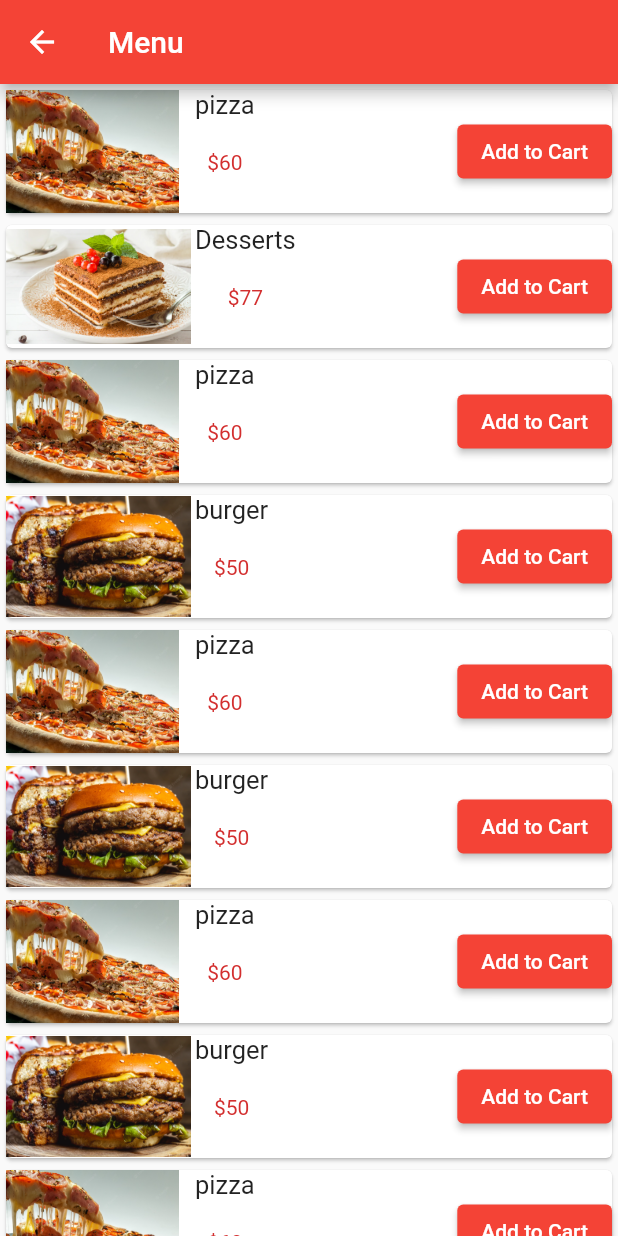
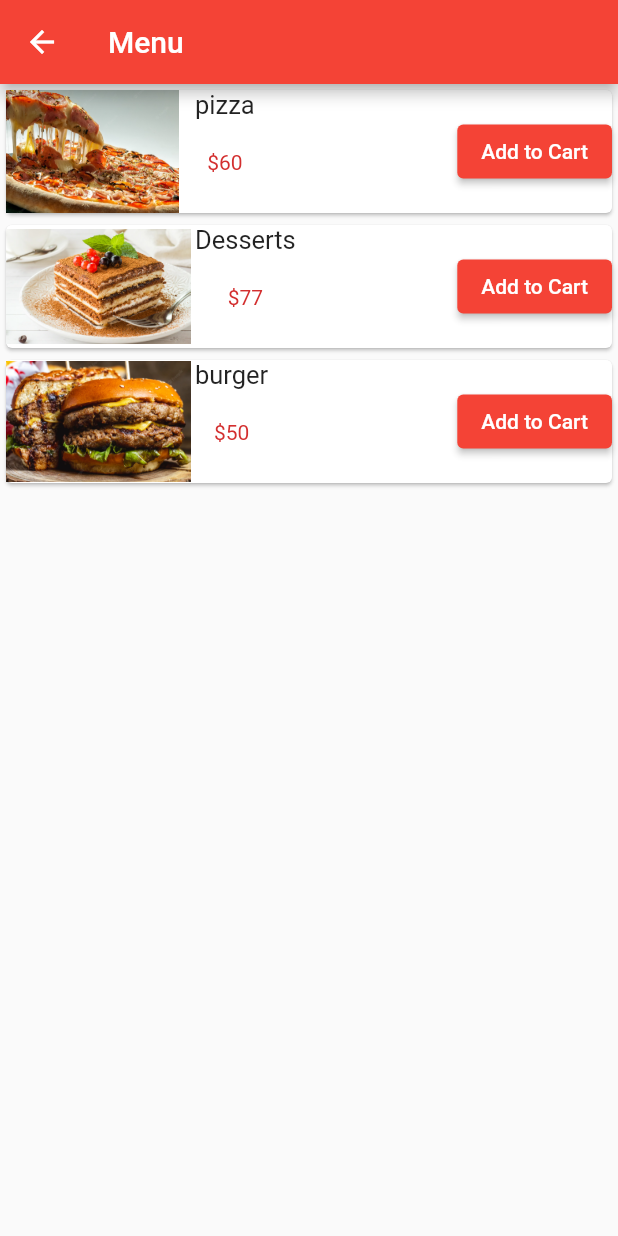
Before and after one commit to AliArafat4/restaurant_app, a Flutter app: the screen it shows after launch, after a tap on "View Our Menu", on a phone screen of 412 x 824 dp. Run offline on Flutter 3.47's test engine with Material 2 defaults, Android fonts, the light colour scheme and no system bars; our stand-ins replace get, smooth_page_indicator.

Commit message:
Adding Items to Cart, and GetX

```diff
--- a/lib/constants.dart
+++ b/lib/constants.dart
@@ -18,25 +18,16 @@ final List<category> categoryList = [
   category("assets/images/salad.png", "Salad")
 ];
 
-class menuItem {
-  late final String image;
-  late final String title;
-  late final String price;
+class MenuItem {
+  final String image;
+  final String title;
+  final String price;
   // late final rate;
-  menuItem(this.image, this.title, this.price);
+  const MenuItem(this.image, this.title, this.price);
+
+  static const List<MenuItem> menuItemList = [
+    MenuItem("assets/images/pizza.png", "pizza", "60"),
+    MenuItem("assets/images/dessert.png", "Desserts", "77"),
+    MenuItem("assets/images/burger.png", "burger", "50"),
+  ];
 }
-
-final List<menuItem> menuItemList = [
-  menuItem("assets/images/pizza.png", "pizza", "60"),
-  menuItem("assets/images/dessert.png", "Desserts", "77"),
-  menuItem("assets/images/pizza.png", "pizza", "60"),
-  menuItem("assets/images/burger.png", "burger", "50"),
-  menuItem("assets/images/pizza.png", "pizza", "60"),
-  menuItem("assets/images/burger.png", "burger", "50"),
-  menuItem("assets/images/pizza.png", "pizza", "60"),
-  menuItem("assets/images/burger.png", "burger", "50"),
-  menuItem("assets/images/pizza.png", "pizza", "60"),
-  menuItem("assets/images/burger.png", "burger", "50"),
-  menuItem("assets/images/pizza.png", "pizza", "60"),
-  menuItem("assets/images/burger.png", "burger", "50"),
-];
--- a/lib/main.dart
+++ b/lib/main.dart
@@ -1,5 +1,6 @@
 import 'package:flutter/material.dart';
 import 'package:flutter/services.dart';
+import 'package:get/get.dart';
 import 'package:resturant_app/screens/start_screen/start.dart';
 
 void main() {
@@ -17,9 +18,9 @@ class MyApp extends StatelessWidget {
   // This widget is the root of your application.
   @override
   Widget build(BuildContext context) {
-    return MaterialApp(
+    return GetMaterialApp(
       debugShowCheckedModeBanner: false,
-      title: 'The restaurant',
+      title: 'The Restaurant',
       theme: ThemeData(
         primarySwatch: Colors.red,
       ),
--- /dev/null
+++ b/lib/screens/cart_screen/cart_controller.dart
@@ -0,0 +1,20 @@
+import 'package:get/get.dart';
+
+import '../../constants.dart';
+
+class CartController extends GetxController {
+  final _meal = {}.obs;
+
+  void addMeal(MenuItem meal) {
+    if (_meal.containsKey(meal)) {
+      _meal[meal] += 1;
+    } else {
+      _meal[meal] = 1;
+    }
+    Get.snackbar("Meal Added",
+        "You have added ${_meal[meal]}x ${meal.title} to the cart",
+        duration: Duration(seconds: 2), snackPosition: SnackPosition.BOTTOM);
+  }
+
+  get meals => _meal;
+}
--- a/lib/screens/food_screen/browse_food.dart
+++ b/lib/screens/food_screen/browse_food.dart
@@ -1,6 +1,9 @@
 // ignore_for_file: camel_case_types
 
 import 'package:flutter/material.dart';
+import 'package:get/get.dart';
+import 'package:resturant_app/screens/cart_screen/cart.dart';
+import 'package:resturant_app/screens/cart_screen/cart_controller.dart';
 import 'package:resturant_app/screens/menus/full_menu.dart';
 import 'package:smooth_page_indicator/smooth_page_indicator.dart';
 
@@ -30,49 +33,83 @@ class _browseState extends State<browse> {
     // });
     return SafeArea(
       child: Scaffold(
-        drawer: Drawer(
+        drawer: buildDrawer(),
+        appBar: AppBar(
+          title: const Text("Menu"),
+          actions: [
+            IconButton(
+              icon: const Icon(Icons.search),
+              onPressed: () {},
+            ),
+            IconButton(
+              icon: const Icon(Icons.shopping_cart),
+              onPressed: () {
+                final cartController = Get.put(CartController());
+                Navigator.push(
+                    context, MaterialPageRoute(builder: (context) => Cart()));
+              },
+            ),
+          ],
+        ),
+        body: buildBody(context),
+      ),
+    );
+  }
+
+  Drawer buildDrawer() {
+    return Drawer(
       child: ListView(
         padding: EdgeInsets.zero,
         children: [
           SizedBox(
-                height: 80,
+            height: 60,
             child: DrawerHeader(
-                  child: Text(""),
+              child: Text("    Ali Ahmed",
+                  style: TextStyle(fontSize: 20, color: Colors.red[700])),
             ),
           ),
           ListTile(
             title: Text(
-                  "Item",
+              "Home",
               style: TextStyle(fontSize: 18),
             ),
             onTap: () {},
           ),
+          SizedBox(height: 10),
           ListTile(
             title: Text(
-                  "Item",
+              "My Orders",
               style: TextStyle(fontSize: 18),
             ),
             onTap: () {},
           ),
+          SizedBox(height: 10),
           ListTile(
             title: Text(
-                  "Item",
+              "Support",
+              style: TextStyle(fontSize: 18),
+            ),
+            onTap: () {},
+          ),
+          SizedBox(height: 10),
+          ListTile(
+            title: Text(
+              "Settings",
               style: TextStyle(fontSize: 18),
             ),
             onTap: () {},
           ),
         ],
       ),
-        ),
-        appBar: AppBar(
-          title: const Text("Menu"),
-        ),
-        body: Column(
+    );
+  }
+
+  SingleChildScrollView buildBody(BuildContext context) {
+    return SingleChildScrollView(
+      child: Column(
         children: [
           buildOfferCards(),
-            const SizedBox(
-              height: 20,
-            ),
+          const SizedBox(height: 20),
           Padding(
             padding: const EdgeInsets.fromLTRB(10, 0, 10, 0),
             child: Column(
@@ -81,56 +118,20 @@ class _browseState extends State<browse> {
                 const Text(
                   "Categories",
                   textAlign: TextAlign.left,
-                    style: TextStyle(
-                      fontSize: 20,
+                  style: TextStyle(fontSize: 20),
                 ),
-                  ),
-                  const SizedBox(
-                    height: 10,
-                  ),
+                const SizedBox(height: 10),
                 Column(
                   children: [
                     buildCategories(),
-                      const SizedBox(
-                        height: 5,
-                      ),
-                      GestureDetector(
-                        child: SizedBox(
-                          height: 50,
-                          width: 700,
-                          child: Card(
-                            color: Colors.red[700],
-                            elevation: 5 / 2,
-                            shape: RoundedRectangleBorder(
-                                borderRadius: BorderRadius.circular(30)),
-                            child: const Padding(
-                              padding: EdgeInsets.symmetric(
-                                  vertical: 10, horizontal: 0),
-                              child: Text(
-                                "View Our Menu",
-                                textAlign: TextAlign.center,
-                                style: TextStyle(
-                                  fontSize: 20,
-                                  color: Colors.white,
-                                ),
-                              ),
-                            ),
-                          ),
-                        ),
-                        onTap: () {
-                          Navigator.push(
-                              context,
-                              MaterialPageRoute(
-                                  builder: (context) => const FoodMenu()));
-                        },
-                      ),
+                    const SizedBox(height: 5),
+                    buildViewMenuButton(context),
                   ],
                 ),
               ],
             ),
           ),
         ],
-        ),
       ),
     );
   }
@@ -190,11 +191,47 @@ class _browseState extends State<browse> {
           children: [
             AspectRatio(
               aspectRatio: 3 / 2,
-                child: Image.asset(categoryList[index].image)),
+              child: GestureDetector(
+                child: Image.asset(categoryList[index].image),
+                onTap: () {
+                  // print("this is ${categoryList[index].title}");
+                },
+              ),
+            ),
             Text(categoryList[index].title),
           ],
         );
       },
     );
   }
+
+  GestureDetector buildViewMenuButton(BuildContext context) {
+    return GestureDetector(
+      child: SizedBox(
+        height: 50,
+        width: 700,
+        child: Card(
+          color: Colors.red[700],
+          elevation: 5 / 2,
+          shape:
+              RoundedRectangleBorder(borderRadius: BorderRadius.circular(30)),
+          child: const Padding(
+            padding: EdgeInsets.symmetric(vertical: 10, horizontal: 0),
+            child: Text(
+              "View Our Menu",
+              textAlign: TextAlign.center,
+              style: TextStyle(
+                fontSize: 20,
+                color: Colors.white,
+              ),
+            ),
+          ),
+        ),
+      ),
+      onTap: () {
+        Navigator.push(
+            context, MaterialPageRoute(builder: (context) => const FoodMenu()));
+      },
+    );
   }
+}
--- a/lib/screens/menus/full_menu.dart
+++ b/lib/screens/menus/full_menu.dart
@@ -1,8 +1,11 @@
 import 'package:flutter/material.dart';
+import 'package:get/get.dart';
 import 'package:resturant_app/constants.dart';
+import 'package:resturant_app/screens/cart_screen/cart_controller.dart';
 
 class FoodMenu extends StatelessWidget {
   const FoodMenu({Key? key}) : super(key: key);
+
   static String routeName = "/menus";
   @override
   Widget build(BuildContext context) {
@@ -15,18 +18,83 @@ class FoodMenu extends StatelessWidget {
   }
 }
 
+// class menuList extends StatelessWidget {
+//   final cartController = Get.put(CartController());
+//   menuList({Key? key}) : super(key: key);
+//
+//   @override
+//   Widget build(BuildContext context) {
+//     return ListView.builder(
+//       itemCount: MenuItem.menuItemList.length,
+//       itemBuilder: (BuildContext context, int index) {
+//         return SingleChildScrollView(
+//           child: SizedBox(
+//             height: 90,
+//             child: Card(
+//               child: Row(
+//                 mainAxisAlignment: MainAxisAlignment.spaceBetween,
+//                 children: [
+//                   Row(
+//                     children: [
+//                       AspectRatio(
+//                         aspectRatio: 3 / 2,
+//                         child: Image.asset(
+//                           MenuItem.menuItemList[index].image,
+//                           alignment: Alignment.centerLeft,
+//                         ),
+//                       ),
+//                       SizedBox(
+//                         width: 3,
+//                       ),
+//                       Column(
+//                         children: [
+//                           Text(
+//                             MenuItem.menuItemList[index].title,
+//                             style: TextStyle(
+//                               fontSize: 17,
+//                             ),
+//                           ),
+//                           SizedBox(
+//                             height: 20,
+//                           ),
+//                           Text(
+//                             "\$${MenuItem.menuItemList[index].price}",
+//                             style: TextStyle(color: Colors.red[700]),
+//                           ),
+//                         ],
+//                       ),
+//                     ],
+//                   ),
+//                   ElevatedButton(
+//                     onPressed: () {
+//                       print(index);
+//                       cartController.addMeal(MenuItem.menuItemList[index]);
+//                     },
+//                     child: Text("Add to Cart"),
+//                   ),
+//                 ],
+//               ),
+//             ),
+//           ),
+//         );
+//       },
+//     );
+//   }
+// }
+
 class menuList extends StatefulWidget {
-  const menuList({Key? key}) : super(key: key);
+  menuList({Key? key}) : super(key: key);
 
   @override
   State<menuList> createState() => _menuListState();
 }
 
 class _menuListState extends State<menuList> {
+  final cartController = Get.put(CartController());
   @override
   Widget build(BuildContext context) {
     return ListView.builder(
-      itemCount: menuItemList.length,
+      itemCount: MenuItem.menuItemList.length,
       itemBuilder: (BuildContext context, int index) {
         return SingleChildScrollView(
           child: SizedBox(
@@ -40,7 +108,7 @@ class _menuListState extends State<menuList> {
                       AspectRatio(
                         aspectRatio: 3 / 2,
                         child: Image.asset(
-                          menuItemList[index].image,
+                          MenuItem.menuItemList[index].image,
                           alignment: Alignment.centerLeft,
                         ),
                       ),
@@ -50,7 +118,7 @@ class _menuListState extends State<menuList> {
                       Column(
                         children: [
                           Text(
-                            menuItemList[index].title,
+                            MenuItem.menuItemList[index].title,
                             style: TextStyle(
                               fontSize: 17,
                             ),
@@ -59,7 +127,7 @@ class _menuListState extends State<menuList> {
                             height: 20,
                           ),
                           Text(
-                            "\$${menuItemList[index].price}",
+                            "\$${MenuItem.menuItemList[index].price}",
                             style: TextStyle(color: Colors.red[700]),
                           ),
                         ],
@@ -67,7 +135,9 @@ class _menuListState extends State<menuList> {
                     ],
                   ),
                   ElevatedButton(
-                    onPressed: () {},
+                    onPressed: () {
+                      cartController.addMeal(MenuItem.menuItemList[index]);
+                    },
                     child: Text("Add to Cart"),
                   ),
                 ],
--- a/pubspec.yaml
+++ b/pubspec.yaml
@@ -30,7 +30,9 @@ dependencies:
   flutter:
     sdk: flutter
   smooth_page_indicator: ^1.0.0+2
-
+  get: ^4.6.5
+#  cloud_firestore: ^3.1.17
+  firebase_core: ^1.17.1
   # The following adds the Cupertino Icons font to your application.
   # Use with the CupertinoIcons class for iOS style icons.
   cupertino_icons: ^1.0.2
```
Also changed, not shown: lib/screens/cart_screen/cart.dart (+50 -2 lines), pubspec.lock. Lines whose indentation alone changed are shown as unchanged.
